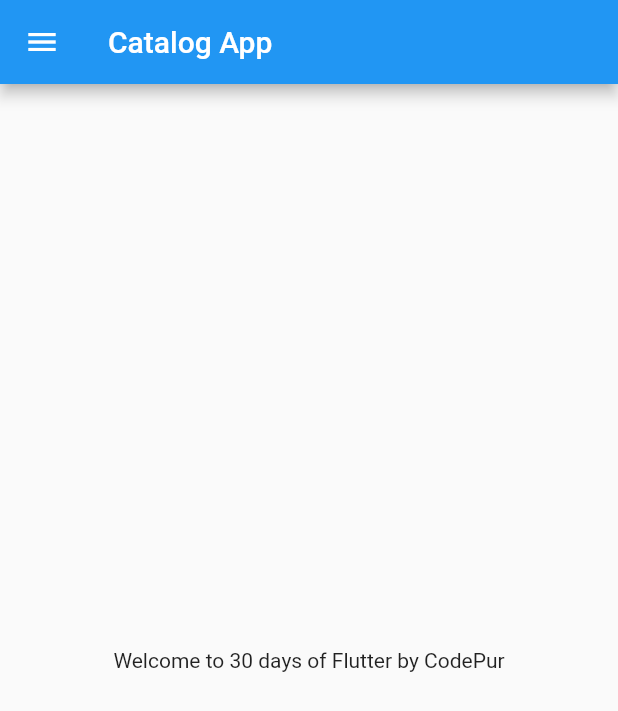
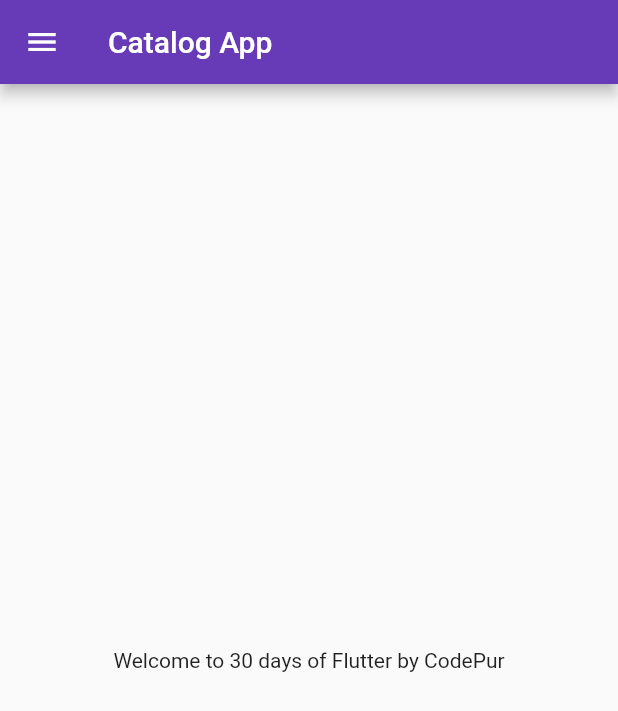
Before and after one commit to Tringuyen18/LeanrFlutter, a Flutter app: the screen it shows after launch, on a phone screen of 412 x 824 dp. Shown: the top 711 px of the screen. Run offline on Flutter 3.47's test engine with Material 2 defaults, Android fonts, the phone set to English and light mode, and no system bars.

Commit message:
Day 2 Complete

```diff
--- a/lib/main.dart
+++ b/lib/main.dart
@@ -1,5 +1,6 @@
 import 'package:flutter/material.dart';
-import 'package:flutter_catalog/home_page.dart';
+import 'package:flutter_catalog/pages/home_page.dart';
+import 'package:flutter_catalog/pages/login_page.dart';
 
 void main() {
   runApp(MyApp());
@@ -9,7 +10,15 @@ class MyApp extends StatelessWidget {
   @override
   Widget build(BuildContext context) {
     return MaterialApp(
-      home: HomePage(),
+      themeMode: ThemeMode.light,
+      theme: ThemeData(primarySwatch: Colors.deepPurple),
+      darkTheme: ThemeData(brightness: Brightness.dark),
+      initialRoute: "/home",
+      routes: {
+        "/": (context) => LoginPage(),
+        "/home": (context) => HomePage(),
+        "/login": (context) => LoginPage()
+      },
     );
   }
 }
```
Also changed, not shown: lib/pages/login_page.dart (added, +17 -0 lines), lib/pages/home_page.dart (renamed from lib/home_page.dart).
